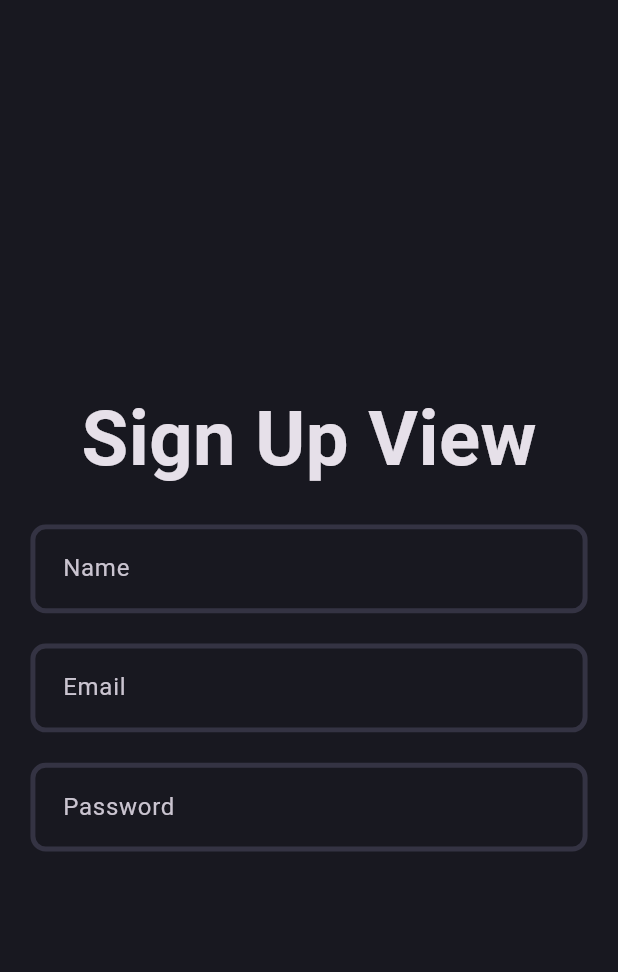
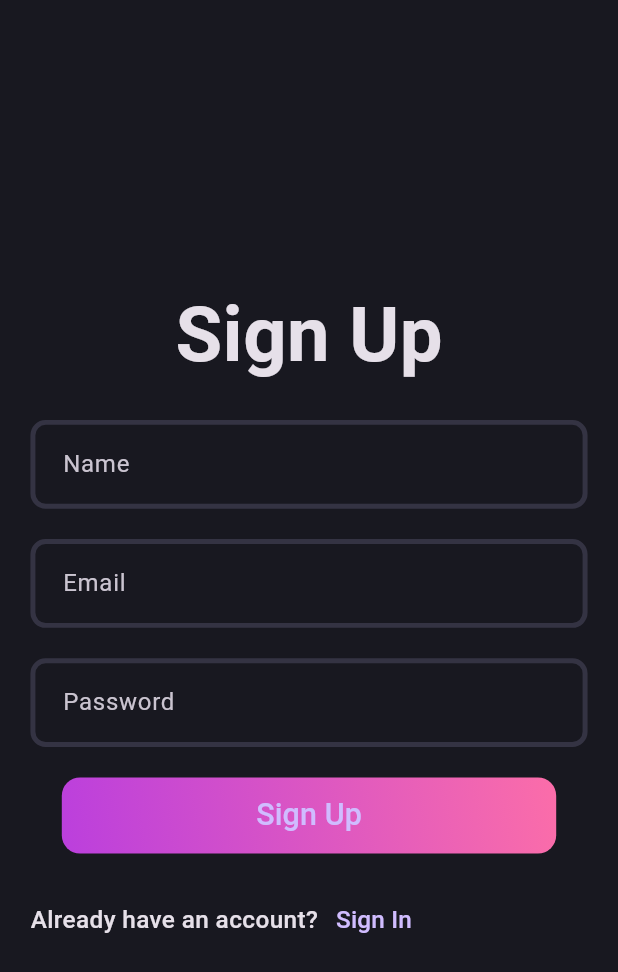
Before and after one commit to mohamadnafe14-arch/Blog-App, a Flutter app: the screen it shows after launch, on a phone screen of 412 x 824 dp. Shown: the top 972 px of the screen. Run offline on Flutter 3.47's test engine with Material 3 defaults, Android fonts, the phone set to English and light mode, and no system bars; our stand-ins replace flutter_screenutil, go_router.

Commit message:
finishing the sign up view

```diff
--- a/lib/core/utils/app_router.dart
+++ b/lib/core/utils/app_router.dart
@@ -1,3 +1,4 @@
+import 'package:blog_app/features/auth/presentation/views/sign_in_view.dart';
 import 'package:blog_app/features/auth/presentation/views/sign_up_view.dart';
 import 'package:blog_app/features/auth/presentation/views/splash_view.dart';
 import 'package:go_router/go_router.dart';
@@ -5,6 +6,7 @@ import 'package:go_router/go_router.dart';
 class AppRouter {
   static const String initialRoute = '/';
   static const String signUpRoute = '/sign-up';
+  static const String signInRoute = '/sign-in';
   static final appRouter = GoRouter(
     routes: [
       GoRoute(
@@ -15,6 +17,10 @@ class AppRouter {
         path: signUpRoute,
         builder: (context, state) => const SignUpView(),
       ),
+      GoRoute(
+        path: signInRoute,
+        builder: (context, state) => const SignInView(),
+      ),
     ],
   );
 }
--- /dev/null
+++ b/lib/features/auth/presentation/views/widgets/auth_button.dart
@@ -0,0 +1,34 @@
+import 'package:blog_app/core/theme/app_palette.dart';
+import 'package:flutter/material.dart';
+import 'package:flutter_screenutil/flutter_screenutil.dart';
+
+class AuthButton extends StatelessWidget {
+  const AuthButton({super.key, required this.onPressed, required this.text});
+  final VoidCallback onPressed;
+  final String text;
+  @override
+  Widget build(BuildContext context) {
+    return Container(
+      decoration: BoxDecoration(
+        gradient: LinearGradient(
+          colors: [AppPallete.gradient1, AppPallete.gradient2],
+          begin: Alignment.bottomLeft,
+          end: Alignment.topRight,
+        ),
+        borderRadius: BorderRadius.circular(12.r),
+      ),
+      child: ElevatedButton(
+        style: ElevatedButton.styleFrom(
+          backgroundColor: Colors.transparent,
+          shadowColor: Colors.transparent,
+          fixedSize: Size(300.w, 50.h),
+        ),
+        onPressed: onPressed,
+        child: Text(
+          text,
+          style: TextStyle(fontSize: 20.sp, fontWeight: FontWeight.w500),
+        ),
+      ),
+    );
+  }
+}
--- a/lib/features/auth/presentation/views/widgets/auth_text_form_field.dart
+++ b/lib/features/auth/presentation/views/widgets/auth_text_form_field.dart
@@ -1,10 +1,24 @@
 import 'package:flutter/material.dart';
 
 class AuthTextFormField extends StatelessWidget {
-  const AuthTextFormField({super.key, required this.hintText});
+  const AuthTextFormField({
+    super.key,
+    required this.hintText,
+    required this.validator,
+    required this.onSaved,
+    this.obscureText = false,
+  });
   final String hintText;
+  final String? Function(String?)? validator;
+  final void Function(String?)? onSaved;
+  final bool obscureText;
   @override
   Widget build(BuildContext context) {
-    return TextFormField(decoration: InputDecoration(hintText: hintText));
+    return TextFormField(
+      obscureText: obscureText,
+      decoration: InputDecoration(hintText: hintText),
+      validator: validator,
+      onSaved: onSaved,
+    );
   }
 }
--- /dev/null
+++ b/lib/features/auth/presentation/views/widgets/custom_text_button.dart
@@ -0,0 +1,28 @@
+import 'package:flutter/material.dart';
+import 'package:flutter_screenutil/flutter_screenutil.dart';
+
+class CustomTextButton extends StatelessWidget {
+  const CustomTextButton({
+    super.key,
+    required this.firstText,
+    required this.btnText,
+    required this.onTap,
+  });
+  final String firstText, btnText;
+  final VoidCallback onTap;
+  @override
+  Widget build(BuildContext context) {
+    return Row(
+      children: [
+        Text(
+          firstText,
+          style: TextStyle(fontSize: 16.sp, fontWeight: FontWeight.w500),
+        ),
+        TextButton(
+          onPressed: onTap,
+          child: Text(btnText, style: TextStyle(fontSize: 16.sp)),
+        ),
+      ],
+    );
+  }
+}
--- a/lib/features/auth/presentation/views/widgets/sign_up_body.dart
+++ b/lib/features/auth/presentation/views/widgets/sign_up_body.dart
@@ -1,6 +1,10 @@
+import 'package:blog_app/core/utils/app_router.dart';
+import 'package:blog_app/features/auth/presentation/views/widgets/auth_button.dart';
 import 'package:blog_app/features/auth/presentation/views/widgets/auth_text_form_field.dart';
+import 'package:blog_app/features/auth/presentation/views/widgets/custom_text_button.dart';
 import 'package:flutter/material.dart';
 import 'package:flutter_screenutil/flutter_screenutil.dart';
+import 'package:go_router/go_router.dart';
 
 class SignUpBody extends StatefulWidget {
   const SignUpBody({super.key});
@@ -10,24 +14,95 @@ class SignUpBody extends StatefulWidget {
 }
 
 class _SignUpBodyState extends State<SignUpBody> {
+  late GlobalKey<FormState> formKey;
+  String? name, email, password;
+  @override
+  void initState() {
+    formKey = GlobalKey<FormState>();
+    super.initState();
+  }
+
   @override
   Widget build(BuildContext context) {
-    return Padding(
+    return Form(
+      key: formKey,
+      child: Padding(
         padding: EdgeInsets.all(20.h),
         child: Column(
           mainAxisAlignment: MainAxisAlignment.center,
           children: [
             Text(
-            'Sign Up View',
+              'Sign Up',
               style: TextStyle(fontSize: 50.sp, fontWeight: FontWeight.bold),
             ),
             SizedBox(height: 20.h),
-          AuthTextFormField(hintText: 'Name'),
+            AuthTextFormField(
+              hintText: 'Name',
+              validator: (value) {
+                if (value!.isEmpty) {
+                  return 'Name is required';
+                }
+                return null;
+              },
+              onSaved: (value) {
+                name = value;
+              },
+            ),
             SizedBox(height: 20.h),
-          AuthTextFormField(hintText: 'Email'),
+            AuthTextFormField(
+              hintText: 'Email',
+              validator: (value) {
+                if (value!.isEmpty) {
+                  return 'Email is required';
+                }
+                if (value.contains('@') == false) {
+                  return 'Enter a valid email';
+                }
+                return null;
+              },
+              onSaved: (value) => email = value,
+            ),
             SizedBox(height: 20.h),
-          AuthTextFormField(hintText: 'Password'),
+            AuthTextFormField(
+              hintText: 'Password',
+              obscureText: true,
+              onSaved: (value) => password = value,
+              validator: (value) {
+                if (value!.isEmpty) {
+                  return 'Password is required';
+                }
+                if (value.length < 6) {
+                  return 'Password must be at least 6 characters';
+                }
+                return null;
+              },
+            ),
+            SizedBox(height: 20.h),
+            AuthButton(
+              onPressed: () {
+                if (formKey.currentState!.validate()) {
+                  formKey.currentState!.save();
+                  ScaffoldMessenger.of(context).showSnackBar(
+                    SnackBar(
+                      content: Text(
+                        'Name: $name\nEmail: $email\nPassword: $password',
+                      ),
+                    ),
+                  );
+                }
+              },
+              text: 'Sign Up',
+            ),
+            SizedBox(height: 20.h),
+            CustomTextButton(
+              firstText: "Already have an account?",
+              btnText: "Sign In",
+              onTap: () {
+                GoRouter.of(context).push(AppRouter.signInRoute);
+              },
+            ),
           ],
+        ),
       ),
     );
   }
```
Also changed, not shown: lib/features/auth/presentation/views/sign_in_view.dart (added, +10 -0 lines). Lines whose indentation alone changed are shown as unchanged.
